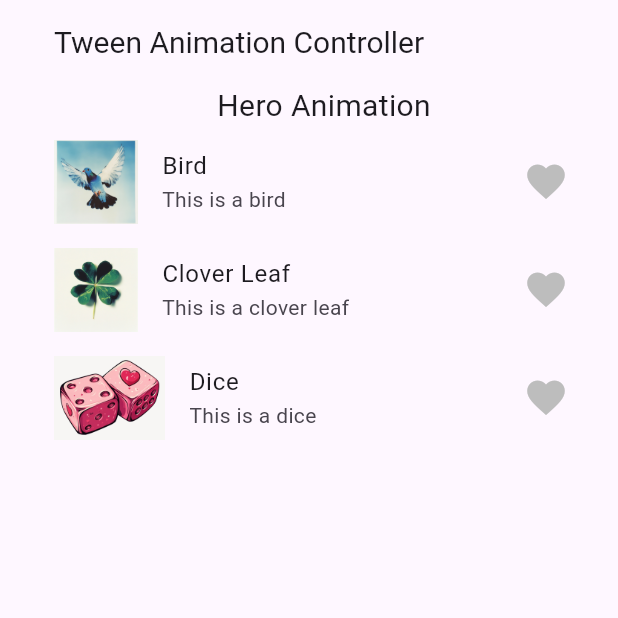
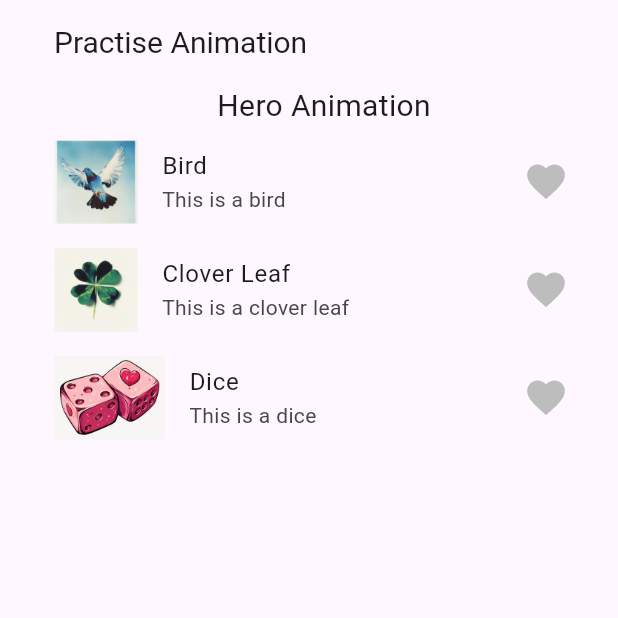
Before and after one commit to Sisshmue/Flutter_Practices, a Flutter app: the screen it shows after launch, on a phone screen of 412 x 824 dp, the top half of it. Run offline on Flutter 3.47's test engine with Material 3 defaults, Android fonts, the phone set to English and light mode, and no system bars.

Commit message:
modified the text

```diff
--- a/lib/widgtets/text.dart
+++ b/lib/widgtets/text.dart
@@ -22,7 +22,7 @@ class _CustomTextState extends State<CustomText> {
           ),
         );
       },
-      child: Text("Tween Animation Controller", style: TextStyle(fontSize: 20)),
+      child: Text("Practise Animation", style: TextStyle(fontSize: 20)),
     );
   }
 }
```
